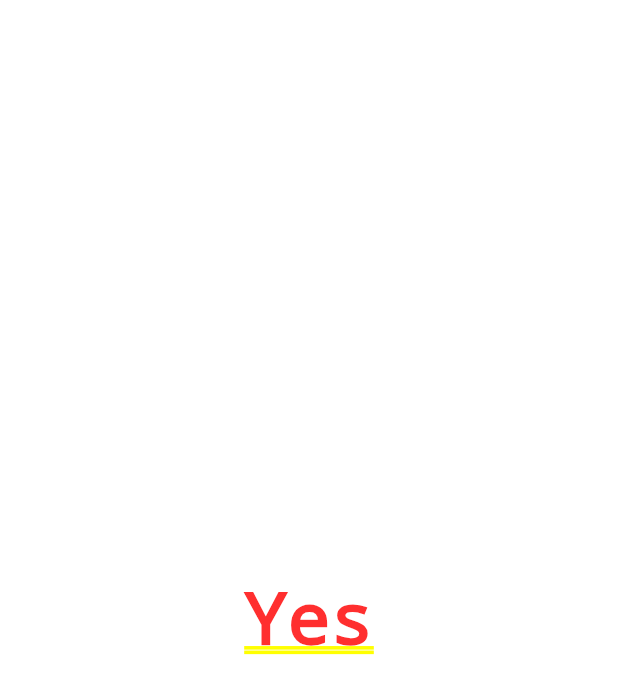
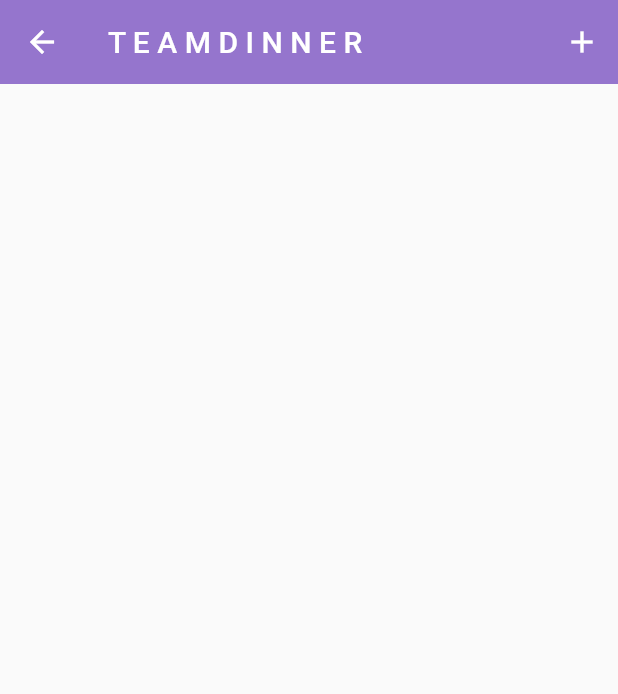
Before and after one commit to joshbl-dev/TeamDinner-JIB-2341, a Flutter app: the HomePage screen opened directly, after a tap on the "add" icon, on a phone screen of 412 x 824 dp. Shown: the top 694 px of the screen. Run offline on Flutter 3.47's test engine with Material 2 defaults, Android fonts, the phone set to English and light mode, and no system bars; our stand-ins replace google_nav_bar.

Commit message:
Created appbar instead of just button for team creation
AppBar and team screen up

```diff
--- a/frontend/lib/homepage.dart
+++ b/frontend/lib/homepage.dart
@@ -25,10 +25,12 @@ class _HomePageState extends State<HomePage> {
   @override
   Widget build(BuildContext context) {
     return Scaffold(
-      body: Center(
-        child: _widgetOptions.elementAt(_selectedIndex)
-      ),
-      floatingActionButton: FloatingActionButton(
+      appBar: AppBar(
+        backgroundColor: Colors.deepPurple[300],
+        elevation: 0,
+        title: const Text('T E A M D I N N E R'),
+        actions: [
+          IconButton(
             onPressed: () {
               Navigator.push(
                   context,
@@ -36,10 +38,15 @@ class _HomePageState extends State<HomePage> {
                     builder: (context) {
                       return const CreateTeamPage();
                     },
-              ),
+                  )
               );
           },
-        child: const Icon(Icons.add),
+              icon: const Icon(Icons.add),
+          ),
+        ],
+      ),
+      body: Center(
+        child: _widgetOptions.elementAt(_selectedIndex)
       ),
       bottomNavigationBar: Container(
         color: Colors.black,
--- a/frontend/lib/main.dart
+++ b/frontend/lib/main.dart
@@ -1,5 +1,4 @@
 import 'package:flutter/material.dart';
-import 'package:frontend/homepage.dart';
 import 'package:frontend/signup.dart';
 import 'package:frontend/widgets/login_form.dart';
 
@@ -80,7 +79,7 @@ class _LoginScreenState extends State<LoginScreen> {
                     context,
                     MaterialPageRoute(
                       builder: (context) {
-                        return const HomePage();
+                        return const SignUpPage();
                       },
                     ),
                   );
--- a/frontend/lib/pages/createteam.dart
+++ b/frontend/lib/pages/createteam.dart
@@ -1,21 +1,26 @@
 import 'package:flutter/material.dart';
 
-class CreateTeamPage extends StatelessWidget {
+class CreateTeamPage extends StatefulWidget {
   const CreateTeamPage({Key? key}) : super(key: key);
 
   @override
+  State<CreateTeamPage> createState() => _CreateTeamPageState();
+}
+
+class _CreateTeamPageState extends State<CreateTeamPage> {
+  @override
   Widget build(BuildContext context) {
-    return Padding(
-      padding: const EdgeInsets.all(16.0),
-      child: Column (
-        mainAxisAlignment: MainAxisAlignment.center,
-        crossAxisAlignment: CrossAxisAlignment.center,
-        children: const [
-          Text (
-            "Yes",
-          ),
+    return Scaffold(
+      appBar: AppBar(
+        backgroundColor: Colors.deepPurple[300],
+        elevation: 0,
+        title: const Text('T E A M D I N N E R'),
+        actions: [
+          IconButton(onPressed: () {},
+              icon: const Icon(Icons.add),
+          )
         ],
-      )
+      ),
     );
   }
 }
```
Lines whose indentation alone changed are shown as unchanged.
